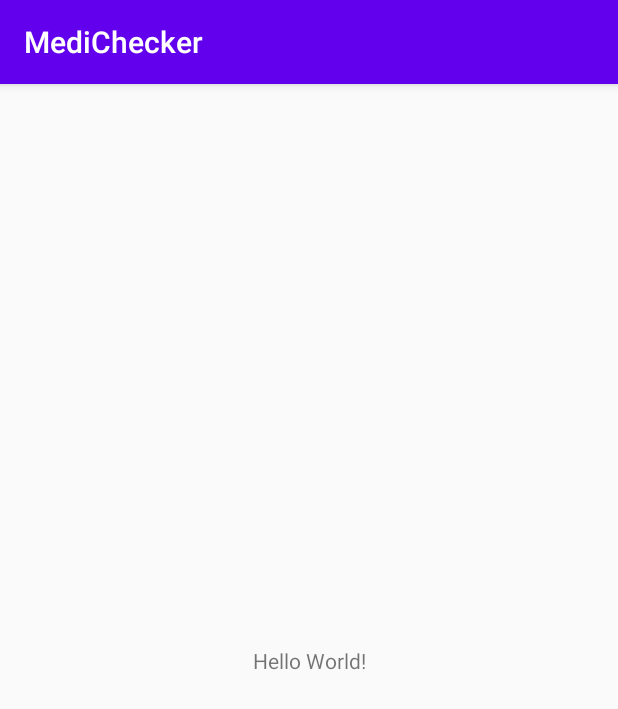
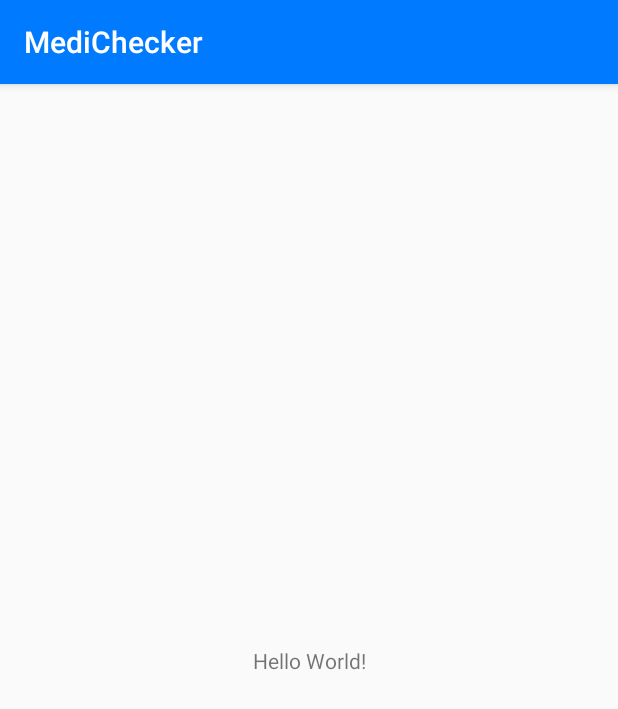
Before and after one commit to Taewan-P/MediChecker, an Android app: the screen it shows after launch (MainActivity), on a phone screen of 412 x 824 dp. Shown: the top 709 px of the screen. Run offline under Robolectric (Android 15) with nearby library versions, the phone set to English and light mode, and no system bars.

Commit message:
Add basic colors and strings

```diff
--- a/app/src/main/res/values/colors.xml
+++ b/app/src/main/res/values/colors.xml
@@ -1,6 +1,7 @@
 <?xml version="1.0" encoding="utf-8"?>
 <resources>
-    <color name="colorPrimary">#6200EE</color>
-    <color name="colorPrimaryDark">#3700B3</color>
+    <color name="colorPrimary">#007aff</color>
+    <color name="colorPrimaryDark">#0a84ff</color>
     <color name="colorAccent">#03DAC5</color>
+    <color name="colorWhite">#FFFFFF</color>
 </resources>
--- a/app/src/main/res/values/strings.xml
+++ b/app/src/main/res/values/strings.xml
@@ -1,3 +1,6 @@
 <resources>
     <string name="app_name">MediChecker</string>
+    <string name="nav_home">My Med</string>
+    <string name="nav_search">Search</string>
+    <string name="nav_profile">Profile</string>
 </resources>
```
